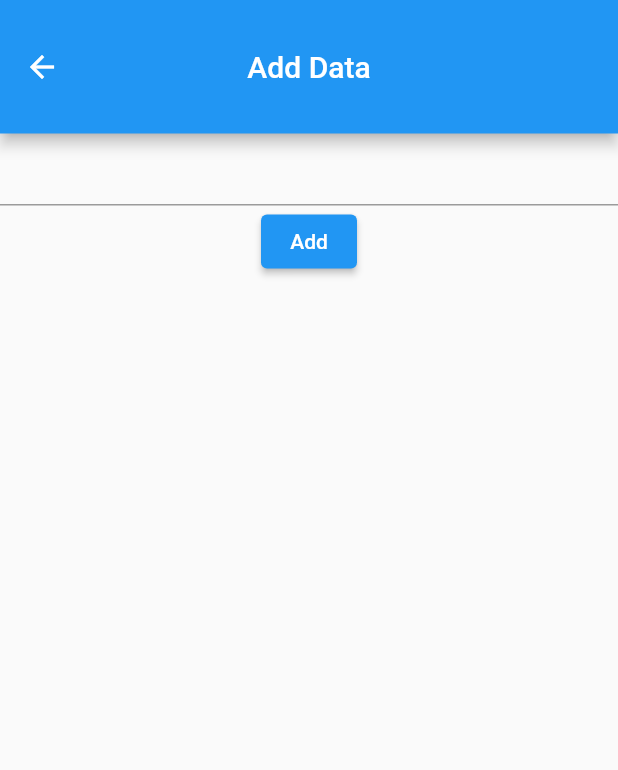
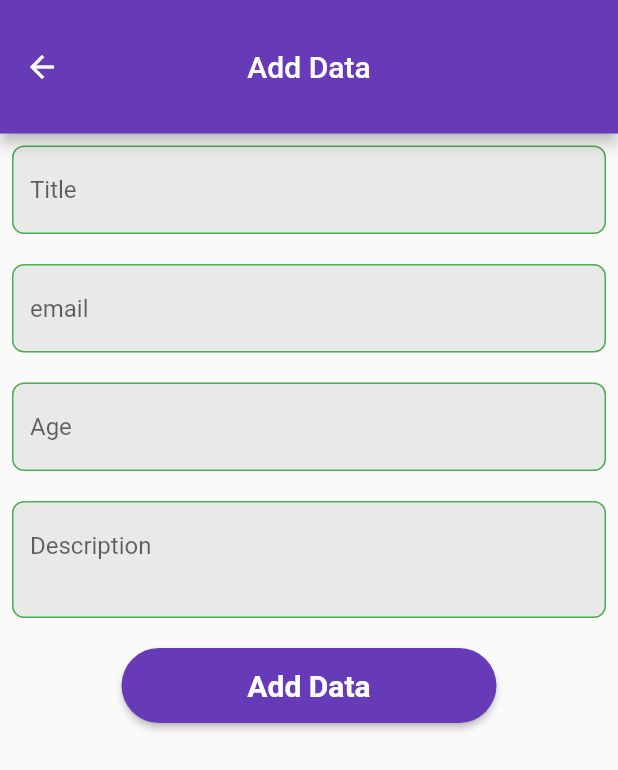
Before and after one commit to naseerx/sqf_lite_flutter, a Flutter app: the AddData screen opened directly, on a phone screen of 412 x 824 dp. Shown: the top 770 px of the screen. Run offline on Flutter 3.47's test engine with Material 2 defaults, Android fonts, the phone set to English and light mode, and no system bars; our stand-ins replace sqflite; accounts and stored records are empty.

```diff
--- a/lib/add_data.dart
+++ b/lib/add_data.dart
@@ -1,5 +1,7 @@
+import 'package:flutter/foundation.dart';
 import 'package:flutter/material.dart';
 import 'package:sqf_lite_flutter/db.dart';
+import 'package:sqf_lite_flutter/main.dart';
 import 'package:sqf_lite_flutter/model.dart';
 
 class AddData extends StatefulWidget {
@@ -12,10 +14,12 @@ class AddData extends StatefulWidget {
 class _AddDataState extends State<AddData> {
   DBHelper? dbHelper;
   var title = TextEditingController();
+  var age = TextEditingController();
+  var description = TextEditingController();
+  var email = TextEditingController();
 
   @override
   void initState() {
-    // TODO: implement initState
     super.initState();
     dbHelper = DBHelper();
   }
@@ -24,32 +28,137 @@ class _AddDataState extends State<AddData> {
   Widget build(BuildContext context) {
     return Scaffold(
       appBar: AppBar(
+        backgroundColor: Colors.deepPurple,
         toolbarHeight: 89,
         title: const Text('Add Data'),
         centerTitle: true,
       ),
-      body: Column(
+      body: Padding(
+        padding: const EdgeInsets.all(8.0),
+        child: Column(
           children: [
             TextField(
               controller: title,
+              decoration: InputDecoration(
+                hintText: 'Title',
+                fillColor: const Color(0xffe9e9e9),
+                filled: true,
+                border: InputBorder.none,
+                enabledBorder: OutlineInputBorder(
+                  borderRadius: BorderRadius.circular(8),
+                  borderSide: const BorderSide(color: Colors.green),
+                ),
+                focusedBorder: OutlineInputBorder(
+                  borderRadius: BorderRadius.circular(8),
+                  borderSide: const BorderSide(color: Colors.green),
+                ),
+              ),
+            ),
+            const SizedBox(
+              height: 20,
+            ),
+            TextField(
+              controller: email,
+              decoration: InputDecoration(
+                hintText: 'email',
+                fillColor: const Color(0xffe9e9e9),
+                filled: true,
+                border: InputBorder.none,
+                enabledBorder: OutlineInputBorder(
+                  borderRadius: BorderRadius.circular(8),
+                  borderSide: const BorderSide(color: Colors.green),
+                ),
+                focusedBorder: OutlineInputBorder(
+                  borderRadius: BorderRadius.circular(8),
+                  borderSide: const BorderSide(color: Colors.green),
+                ),
+              ),
+            ),
+            const SizedBox(
+              height: 20,
+            ),
+            TextField(
+              controller: age,
+              keyboardType: TextInputType.number,
+              decoration: InputDecoration(
+                hintText: 'Age',
+                fillColor: const Color(0xffe9e9e9),
+                filled: true,
+                border: InputBorder.none,
+                enabledBorder: OutlineInputBorder(
+                  borderRadius: BorderRadius.circular(8),
+                  borderSide: const BorderSide(color: Colors.green),
+                ),
+                focusedBorder: OutlineInputBorder(
+                  borderRadius: BorderRadius.circular(8),
+                  borderSide: const BorderSide(color: Colors.green),
+                ),
+              ),
+            ),
+            const SizedBox(
+              height: 20,
+            ),
+            TextField(
+              controller: description,
+              maxLines: 4,
+              minLines: 2,
+              decoration: InputDecoration(
+                hintText: 'Description',
+                fillColor: const Color(0xffe9e9e9),
+                filled: true,
+                border: InputBorder.none,
+                enabledBorder: OutlineInputBorder(
+                  borderRadius: BorderRadius.circular(8),
+                  borderSide: const BorderSide(color: Colors.green),
+                ),
+                focusedBorder: OutlineInputBorder(
+                  borderRadius: BorderRadius.circular(8),
+                  borderSide: const BorderSide(color: Colors.green),
+                ),
+              ),
+            ),
+            const SizedBox(
+              height: 20,
             ),
             ElevatedButton(
+              style: ElevatedButton.styleFrom(
+                primary: Colors.deepPurple,
+                minimumSize: const Size(250, 50),
+                shape: RoundedRectangleBorder(
+                  borderRadius: BorderRadius.circular(30),
+                ),
+              ),
+              child: const Text(
+                'Add Data',
+                style: TextStyle(
+                  fontSize: 20,
+                  fontWeight: FontWeight.bold,
+                ),
+              ),
               onPressed: () {
                 dbHelper
                     ?.insert(NotesModel(
                   title: title.text,
-                        age: 12,
-                        email: 'okjan2gmail.com',
-                        description: 'This is house'))
+                  age: int.parse(age.text.toString()),
+                  email: email.text,
+                  description: description.text,
+                ))
                     .then((value) {
-                  print('DAta Added');
+                  if (kDebugMode) {
+                    print('Data Added');
+                  }
                 }).onError((error, stackTrace) {
+                  if (kDebugMode) {
                     print(error);
+                  }
                 });
                 title.clear();
+                Navigator.pushReplacement(context,
+                    MaterialPageRoute(builder: (context) => const MyHomePage()));
               },
-              child: Text('Add'))
+            ),
           ],
+        ),
       ),
     );
   }
--- a/lib/main.dart
+++ b/lib/main.dart
@@ -38,7 +38,6 @@ class _MyHomePageState extends State<MyHomePage> {
 
   @override
   void initState() {
-    // TODO: implement initState
     super.initState();
     dbHelper = DBHelper();
     loadData();
@@ -63,10 +62,10 @@ class _MyHomePageState extends State<MyHomePage> {
       ),
       body: FutureBuilder(
         future: noteList,
-        builder: (context, AsyncSnapshot<List<NotesModel>> snspshot) {
-          if(snspshot.hasData){
+        builder: (context, AsyncSnapshot<List<NotesModel>> snapshot) {
+          if(snapshot.hasData){
             return ListView.builder(
-              itemCount: snspshot.data!.length,
+              itemCount: snapshot.data!.length,
               itemBuilder: (context, index) {
                 return Dismissible(
                   direction: DismissDirection.startToEnd,
@@ -84,7 +83,7 @@ class _MyHomePageState extends State<MyHomePage> {
                       ],
                     ),
                   ),
-                  key: ValueKey<int>(snspshot.data![index].id!),
+                  key: ValueKey<int>(snapshot.data![index].id!),
                   child: Dismissible(
                     direction: DismissDirection.endToStart,
                     background: Container(
@@ -101,33 +100,33 @@ class _MyHomePageState extends State<MyHomePage> {
                         ],
                       ),
                     ),
-                    key: ValueKey<int>(snspshot.data![index].id!),
+                    key: ValueKey<int>(snapshot.data![index].id!),
                     onDismissed: (DismissDirection direction) {
                       setState(() {
-                        dbHelper?.deleteProduct(snspshot.data![index].id!);
+                        dbHelper?.deleteProduct(snapshot.data![index].id!);
                         noteList = dbHelper!.getCartListWithUserId();
-                        snspshot.data?.remove(snspshot.data![index]);
+                        snapshot.data?.remove(snapshot.data![index]);
                       });
                     },
                     child: Card(
                       margin: const EdgeInsets.all(8),
                       shape: RoundedRectangleBorder(
                           borderRadius: BorderRadius.circular(15)),
-                      shadowColor: Colors.teal,
-                      elevation: 9,
+                      shadowColor: Colors.amber,
+                      elevation: 4,
                       semanticContainer: true,
                       child: SizedBox(
                           height: 90,
                           child: Center(
                               child: ListTile(
                                 title: Text(
-                                  snspshot.data![index].title,
+                                  snapshot.data![index].title + '        (' + snapshot.data![index].email.toString() + ')',
                                 ),
                                 subtitle: Text(
-                                  snspshot.data![index].description,
+                                  snapshot.data![index].description,
                                 ),
                                 trailing: Text(
-                                  snspshot.data![index].age.toString(),
+                                  snapshot.data![index].age.toString(),
                                 ),
                               ))),
                     ),
@@ -145,7 +144,9 @@ class _MyHomePageState extends State<MyHomePage> {
       ),
       floatingActionButton: FloatingActionButton(
         onPressed: navigator,
-        child: const Icon(Icons.arrow_forward_sharp),
+        foregroundColor: Colors.white,
+        backgroundColor: Colors.deepPurple,
+        child: const Icon(Icons.add),
       ), // This trailing comma makes auto-formatting nicer for build methods.
     );
   }
```
Lines whose indentation alone changed are shown as unchanged.
